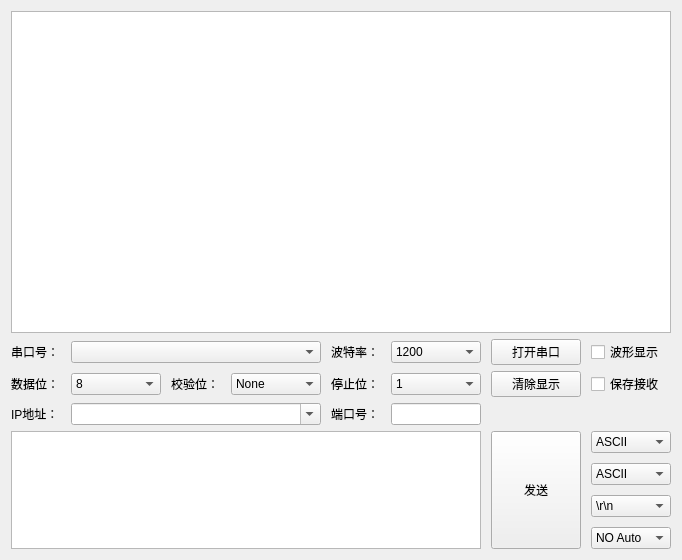
Qt form SERCOM.ui (XIVN1987/SERCOM) before a commit.
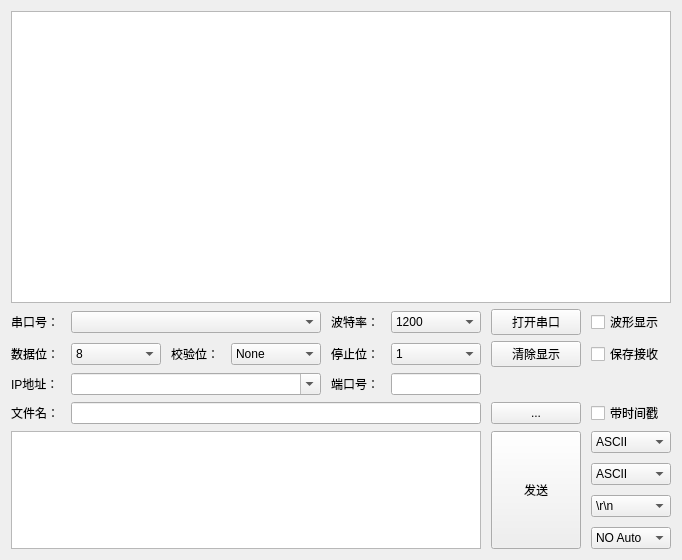
The same form after that commit. Icons and pictures are not drawn.

Commit message: update received data save function

```diff
--- a/SERCOM.ui
+++ b/SERCOM.ui
@@ -455,6 +455,60 @@
      </layout>
     </widget>
    </item>
+   <item>
+    <widget class="QWidget" name="hWidget4" native="true">
+     <layout class="QHBoxLayout" name="hLayout4">
+      <property name="spacing">
+       <number>10</number>
+      </property>
+      <property name="margin" stdset="0">
+       <number>0</number>
+      </property>
+      <item>
+       <widget class="QLabel" name="lblFile">
+        <property name="minimumSize">
+         <size>
+          <width>50</width>
+          <height>0</height>
+         </size>
+        </property>
+        <property name="text">
+         <string>文件名：</string>
+        </property>
+       </widget>
+      </item>
+      <item>
+       <widget class="QLineEdit" name="linFile"/>
+      </item>
+      <item>
+       <widget class="QPushButton" name="btnFile">
+        <property name="minimumSize">
+         <size>
+          <width>90</width>
+          <height>0</height>
+         </size>
+        </property>
+        <property name="text">
+         <string>...</string>
+        </property>
+       </widget>
+      </item>
+      <item>
+       <widget class="QCheckBox" name="chkTime">
+        <property name="minimumSize">
+         <size>
+          <width>80</width>
+          <height>0</height>
+         </size>
+        </property>
+        <property name="text">
+         <string>带时间戳</string>
+        </property>
+       </widget>
+      </item>
+     </layout>
+    </widget>
+   </item>
    <item>
     <layout class="QGridLayout" name="gLayout4">
      <property name="spacing">
```
The commit also changes 1 other file.
